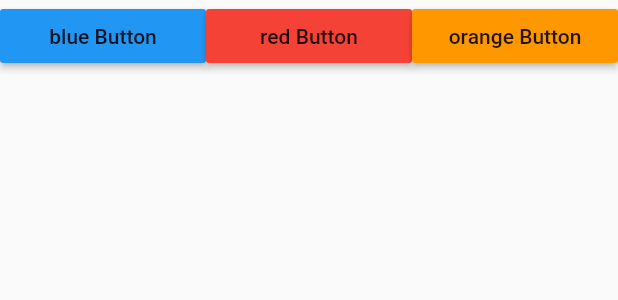
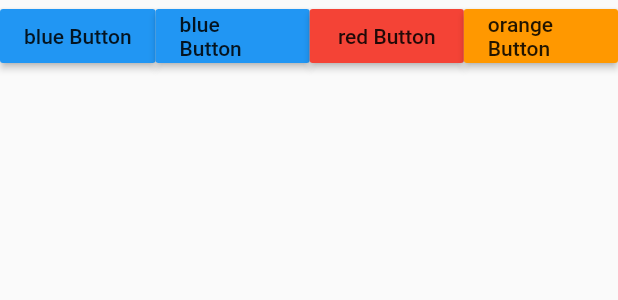
Before and after one commit to ShangJunFengg/FlutterDemo, a Flutter app: the MyRowWidget widget shown alone on an empty page, opened directly, on a phone screen of 412 x 824 dp. Shown: the top 300 px of the screen. Run offline on Flutter 3.47's test engine with Material 2 defaults, Android fonts, the phone set to English and light mode, and no system bars; network calls fail.

Commit message:
横向布局

```diff
--- a/lib/rowWidget.dart
+++ b/lib/rowWidget.dart
@@ -25,6 +25,13 @@ class MyRowWidget extends StatelessWidget{
   Widget build(BuildContext context) {
     return new Row(
       children: <Widget>[
+
+        new RaisedButton(//不加Expanded可自定义大小,剩下的平均充满
+          onPressed: (){},
+          splashColor: Colors.orange,//按钮按下颜色
+          color: Colors.blue,
+          child: new Text("blue Button"),
+        ),
 
         Expanded(//水平充满,如果只有一个,一个横向充满,两个两个横向充满
           child:  new RaisedButton(
```
